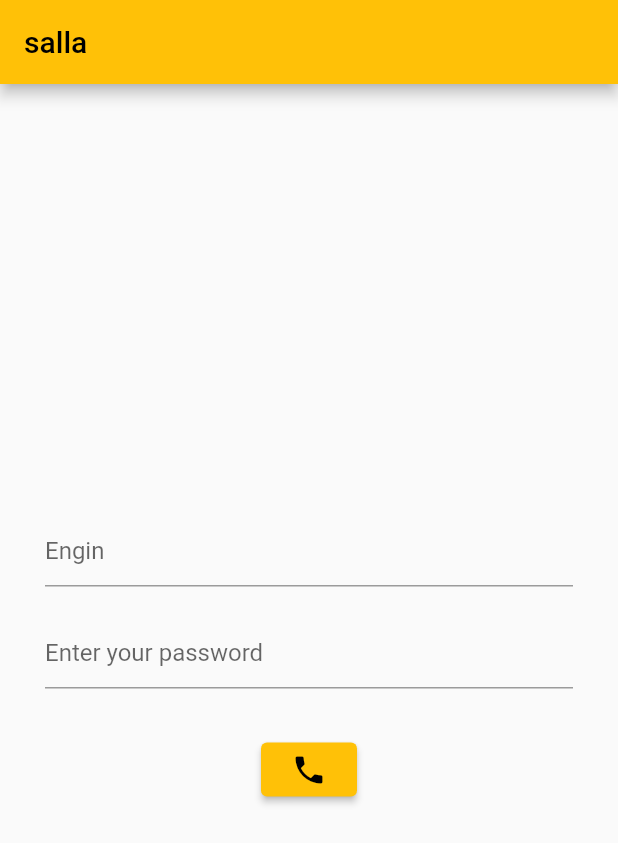
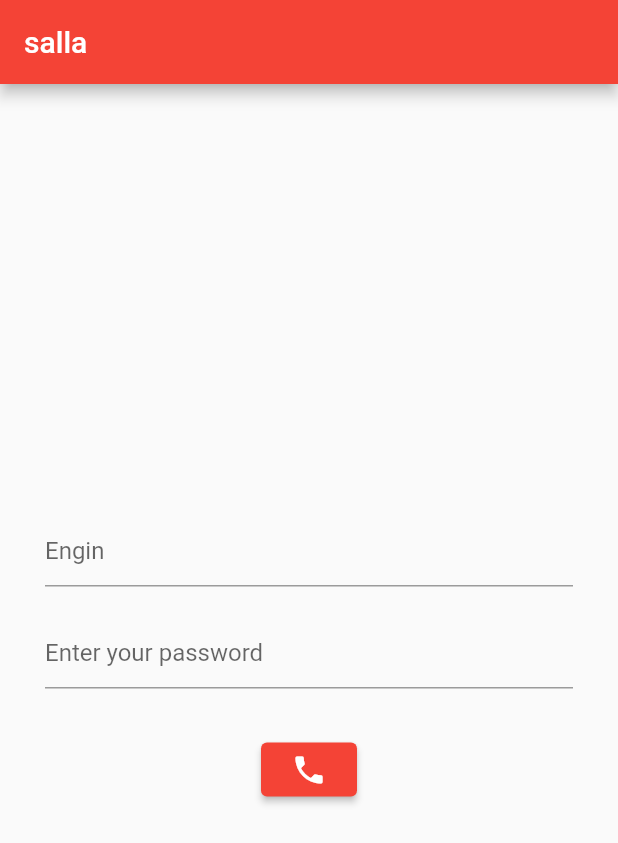
Before and after one commit to Melisaates/my_first_flutter_project, a Flutter app: the screen it shows after launch, on a phone screen of 412 x 824 dp. Shown: the top 843 px of the screen. Run offline on Flutter 3.47's test engine with Material 2 defaults, Android fonts, the phone set to English and light mode, and no system bars.

Commit message:
color is changed amber to red

```diff
--- a/lib/main.dart
+++ b/lib/main.dart
@@ -11,7 +11,7 @@ class Melisa extends StatelessWidget {
   Widget build(BuildContext context) {
     return MaterialApp(
       title: "Melisa",
-      theme: ThemeData(primarySwatch: Colors.amber),
+      theme: ThemeData(primarySwatch: Colors.red),
       home: const MyHomePage(title: "salla"),
       //padding:EdgeInsets.all(20)
     );
```
Also changed, not shown: 1 other file.
